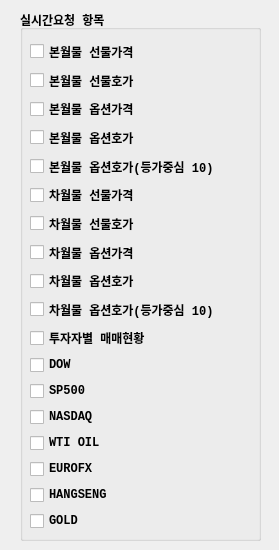
Qt form UI/realtimeitem.ui (skygoldfish/SkyBot) before a commit.
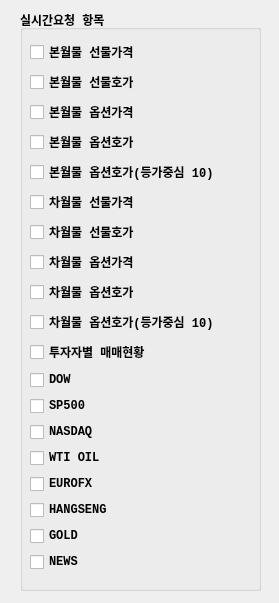
The same form after that commit.

```diff
--- a/UI/realtimeitem.ui
+++ b/UI/realtimeitem.ui
@@ -7,7 +7,7 @@
     <x>0</x>
     <y>0</y>
     <width>279</width>
-    <height>550</height>
+    <height>603</height>
    </rect>
   </property>
   <property name="windowTitle">
@@ -19,7 +19,7 @@
      <x>20</x>
      <y>10</y>
      <width>241</width>
-     <height>531</height>
+     <height>581</height>
     </rect>
    </property>
    <property name="font">
@@ -35,13 +35,13 @@
    <property name="flat">
     <bool>false</bool>
    </property>
-   <widget class="QWidget" name="layoutWidget">
+   <widget class="QWidget" name="">
     <property name="geometry">
      <rect>
       <x>10</x>
       <y>30</y>
       <width>210</width>
-      <height>491</height>
+      <height>541</height>
      </rect>
     </property>
     <layout class="QVBoxLayout" name="verticalLayout">
@@ -297,6 +297,20 @@
        </property>
       </widget>
      </item>
+     <item>
+      <widget class="QCheckBox" name="checkBox_news">
+       <property name="font">
+        <font>
+         <family>Consolas</family>
+         <weight>75</weight>
+         <bold>true</bold>
+        </font>
+       </property>
+       <property name="text">
+        <string>NEWS</string>
+       </property>
+      </widget>
+     </item>
     </layout>
    </widget>
   </widget>
```
